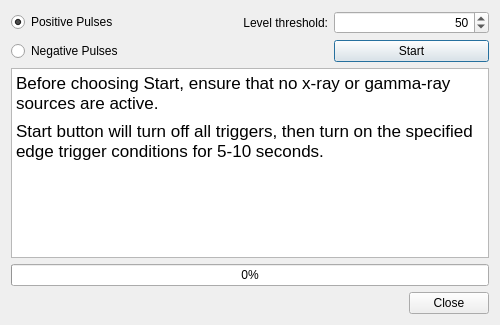
The window that dastardcommander/ui/disable_hyperactive_dialog.ui (usnistgov/dastardcommander) describes before a commit, drawn with Qt 5.
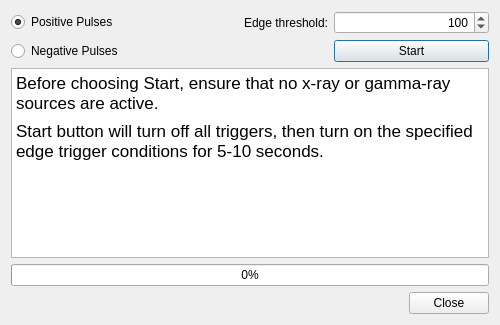
The same window after the commit.

Commit message: Start disable hyperactive actions

What changed in the file:
```diff
--- a/dastardcommander/ui/disable_hyperactive_dialog.ui
+++ b/dastardcommander/ui/disable_hyperactive_dialog.ui
@@ -42,7 +42,7 @@
      <item row="0" column="1">
       <widget class="QLabel" name="label">
        <property name="text">
-        <string>Level threshold:</string>
+        <string>Edge threshold:</string>
        </property>
        <property name="alignment">
         <set>Qt::AlignRight|Qt::AlignTrailing|Qt::AlignVCenter</set>
@@ -64,7 +64,7 @@
         <number>65535</number>
        </property>
        <property name="value">
-        <number>50</number>
+        <number>100</number>
        </property>
       </widget>
      </item>
```
The commit also changes 1 other file.
